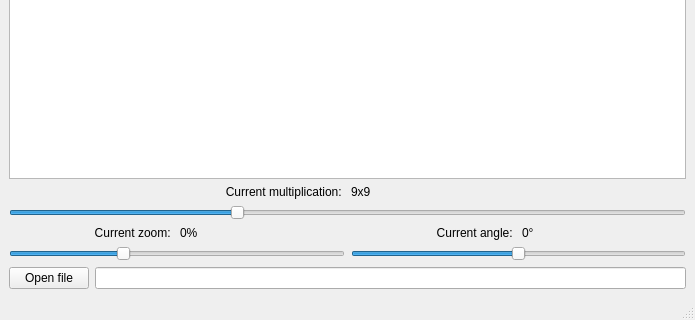
Before: the Qt Designer form mainwindow.ui in 007MrNiko/Nextures, drawn with Qt 5; both pictures show x 0 to 695 and y 231 to 551 of the 695 by 551 pixel window.
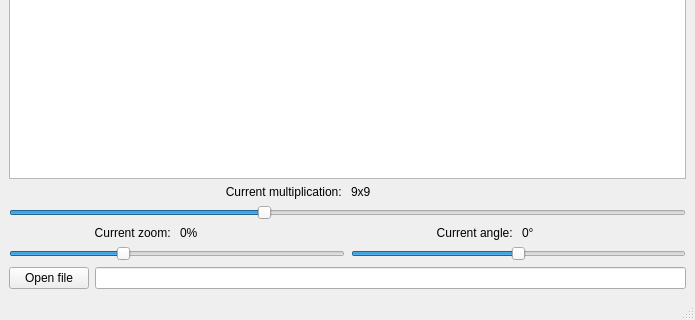
After: the same form once the commit is applied.

```diff
--- a/mainwindow.ui
+++ b/mainwindow.ui
@@ -60,19 +60,22 @@
       <item>
        <widget class="QSlider" name="multiplication_slider">
         <property name="minimum">
-         <number>3</number>
+         <number>0</number>
         </property>
         <property name="maximum">
-         <number>21</number>
+         <number>8</number>
         </property>
         <property name="singleStep">
          <number>2</number>
         </property>
         <property name="pageStep">
-         <number>2</number>
+         <number>1</number>
+        </property>
+        <property name="value">
+         <number>3</number>
         </property>
         <property name="sliderPosition">
-         <number>9</number>
+         <number>3</number>
         </property>
         <property name="orientation">
          <enum>Qt::Horizontal</enum>
```
Left out of the diff: 6 changed lines with no effect on the pictures.
